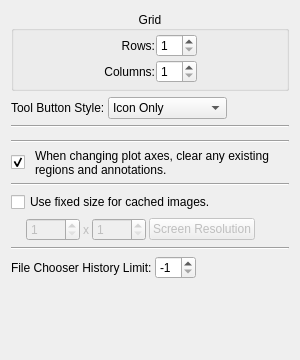
radio-astro/casa, file code/plotms/GuiTabs/PlotMSOptionsTab.ui: the form before one commit.
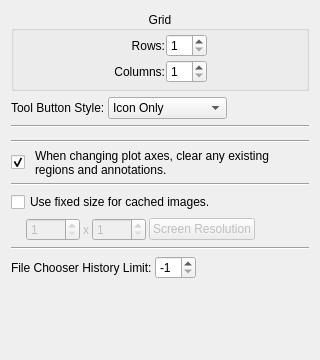
The form after the commit.

Patch:
```diff
--- a/code/plotms/GuiTabs/PlotMSOptionsTab.ui
+++ b/code/plotms/GuiTabs/PlotMSOptionsTab.ui
@@ -6,7 +6,7 @@
    <rect>
     <x>0</x>
     <y>0</y>
-    <width>300</width>
+    <width>320</width>
     <height>360</height>
    </rect>
   </property>
```
Left out of the diff: 20 changed lines with no effect on the pictures.
